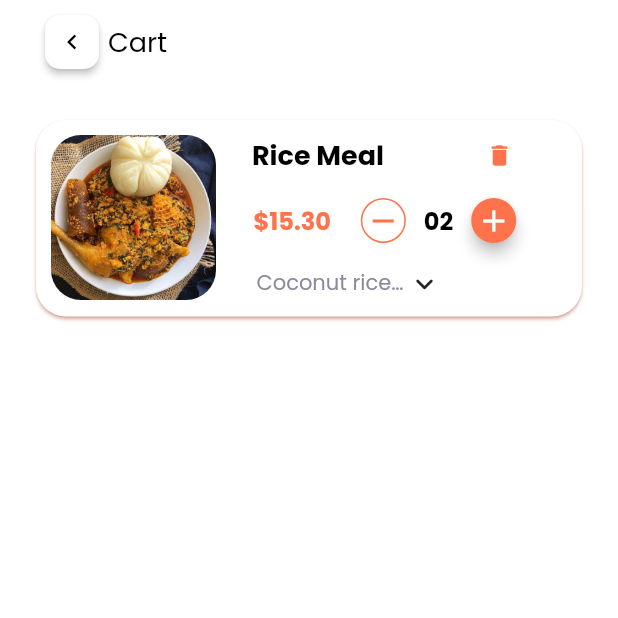
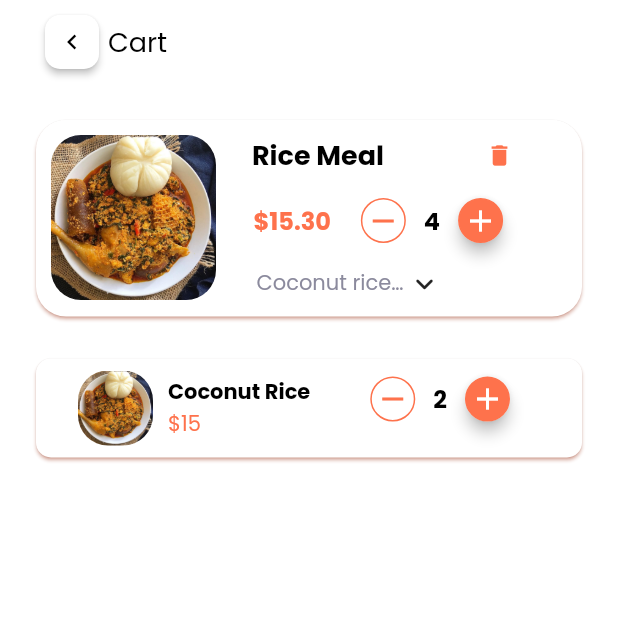
Before and after one commit to thenaijadev/ven3, a Flutter app: the CartScreen screen opened by its route, on a phone screen of 412 x 824 dp, the top half of it. Run offline on Flutter 3.47's test engine with Material 2 defaults, Android fonts, the phone set to English and light mode, and no system bars; our stand-ins replace bloc, dartz, dio, equatable, flutter_bloc, flutter_spinkit and 3 more; missing offline and left inert: flutter_appauth; accounts and stored records are empty.

Commit message:
Cart Screen Progress

```diff
--- /dev/null
+++ b/lib/features/cart/presentation/widgets/cart_item_meal.dart
@@ -0,0 +1,115 @@
+import 'package:flutter/material.dart';
+import 'package:the_food_hub_nsk_nig/core/constants/app_colors.dart';
+import 'package:the_food_hub_nsk_nig/core/widgets/text_widget.dart';
+import 'package:the_food_hub_nsk_nig/features/cart/presentation/widgets/quantity_row.dart';
+
+class CartItemMeal extends StatefulWidget {
+  const CartItemMeal(
+      {super.key, required this.onShowDetails, required this.onDelete});
+  final VoidCallback onShowDetails;
+  final VoidCallback onDelete;
+
+  @override
+  State<CartItemMeal> createState() => _CartItemMealState();
+}
+
+class _CartItemMealState extends State<CartItemMeal> {
+  @override
+  Widget build(BuildContext context) {
+    return Padding(
+      padding: const EdgeInsets.all(20.0),
+      child: GestureDetector(
+        onTap: widget.onShowDetails,
+        child: Card(
+          shadowColor: AppColors.orange,
+          shape:
+              RoundedRectangleBorder(borderRadius: BorderRadius.circular(20)),
+          color: Colors.white,
+          child: Padding(
+            padding: const EdgeInsets.all(10.0),
+            child: Row(
+              crossAxisAlignment: CrossAxisAlignment.start,
+              children: [
+                Container(
+                  height: 110,
+                  width: 110,
+                  decoration: BoxDecoration(
+                    borderRadius: BorderRadius.circular(20),
+                    image: const DecorationImage(
+                        image: AssetImage("assets/images/swallow.jpg"),
+                        fit: BoxFit.cover),
+                  ),
+                ),
+                Column(
+                  crossAxisAlignment: CrossAxisAlignment.start,
+                  children: [
+                    SizedBox(
+                      width: 210,
+                      child: Row(
+                        mainAxisAlignment: MainAxisAlignment.spaceAround,
+                        children: [
+                          const Padding(
+                            padding: EdgeInsets.only(left: 12.0),
+                            child: TextWidget(
+                              text: "Rice Meal",
+                              fontSize: 18,
+                              fontWeight: FontWeight.bold,
+                            ),
+                          ),
+                          const SizedBox(
+                            width: 20,
+                          ),
+                          GestureDetector(
+                            onTap: widget.onDelete,
+                            child: const Icon(
+                              Icons.delete,
+                              color: AppColors.orange,
+                              size: 18,
+                            ),
+                          )
+                        ],
+                      ),
+                    ),
+                    Container(
+                        padding: const EdgeInsets.only(
+                            left: 25, top: 15, bottom: 15),
+                        child: Row(
+                          children: [
+                            const TextWidget(
+                              text: "\$15.30",
+                              color: AppColors.orange,
+                              fontWeight: FontWeight.bold,
+                            ),
+                            const SizedBox(
+                              width: 20,
+                            ),
+                            QuantityRow(
+                                onIncrease: () {}, onReduce: () {}, quantity: 4)
+                          ],
+                        )),
+                    const Padding(
+                      padding: EdgeInsets.only(left: 27.0),
+                      child: Row(
+                        children: [
+                          SizedBox(
+                              width: 100,
+                              child: TextWidget(
+                                overflow: TextOverflow.ellipsis,
+                                fontSize: 14,
+                                text: "Coconut rice, Fried Chiken, Coke,",
+                                color: AppColors.detailsGrey,
+                              )),
+                          Icon(Icons.keyboard_arrow_down_rounded)
+                        ],
+                      ),
+                    )
+                  ],
+                )
+              ],
+            ),
+          ),
+        ),
+      ),
+    );
+  }
+}
--- a/lib/features/cart/presentation/widgets/cart_item_widget.dart
+++ b/lib/features/cart/presentation/widgets/cart_item_widget.dart
@@ -1,7 +1,6 @@
 import 'package:flutter/material.dart';
-import 'package:the_food_hub_nsk_nig/core/constants/app_colors.dart';
-import 'package:the_food_hub_nsk_nig/core/widgets/text_widget.dart';
-import 'package:the_food_hub_nsk_nig/features/cart/presentation/widgets/quantity_button.dart';
+import 'package:the_food_hub_nsk_nig/features/cart/presentation/widgets/cart_item_meal.dart';
+import 'package:the_food_hub_nsk_nig/features/cart/presentation/widgets/meal_details.dart';
 
 class CartItemWidget extends StatefulWidget {
   const CartItemWidget({
@@ -16,122 +15,17 @@ class CartItemWidget extends StatefulWidget {
 
 class _CartItemWidgetState extends State<CartItemWidget> {
   bool showDetails = false;
+
   @override
   Widget build(BuildContext context) {
-    return Padding(
-      padding: const EdgeInsets.all(20.0),
-      child: GestureDetector(
-        onTap: () {
-          setState(() {
-            showDetails = true;
-          });
-        },
-        child: Card(
-          shadowColor: AppColors.orange,
-          shape:
-              RoundedRectangleBorder(borderRadius: BorderRadius.circular(20)),
-          color: Colors.white,
-          child: Padding(
-            padding: const EdgeInsets.all(10.0),
-            child: Row(
-              crossAxisAlignment: CrossAxisAlignment.start,
-              children: [
-                Container(
-                  height: 110,
-                  width: 110,
-                  decoration: BoxDecoration(
-                    borderRadius: BorderRadius.circular(20),
-                    image: const DecorationImage(
-                        image: AssetImage("assets/images/swallow.jpg"),
-                        fit: BoxFit.cover),
-                  ),
-                ),
-                Column(
-                  crossAxisAlignment: CrossAxisAlignment.start,
-                  children: [
-                    SizedBox(
-                      width: 210,
-                      child: Row(
-                        mainAxisAlignment: MainAxisAlignment.spaceAround,
-                        children: [
-                          const Padding(
-                            padding: EdgeInsets.only(left: 12.0),
-                            child: TextWidget(
-                              text: "Rice Meal",
-                              fontSize: 18,
-                              fontWeight: FontWeight.bold,
-                            ),
-                          ),
-                          const SizedBox(
-                            width: 20,
-                          ),
-                          GestureDetector(
-                            onTap: widget.onDelete,
-                            child: const Icon(
-                              Icons.delete,
-                              color: AppColors.orange,
-                              size: 18,
-                            ),
-                          )
-                        ],
-                      ),
-                    ),
-                    Container(
-                        padding: const EdgeInsets.only(
-                            left: 25, top: 15, bottom: 15),
-                        child: Row(
-                          children: [
-                            const TextWidget(
-                              text: "\$15.30",
-                              color: AppColors.orange,
-                              fontWeight: FontWeight.bold,
-                            ),
-                            const SizedBox(
-                              width: 20,
-                            ),
-                            QuantityButton(
-                              onTap: () {},
-                              isMinus: true,
-                            ),
-                            const SizedBox(
-                              width: 12,
-                            ),
-                            const TextWidget(
-                              text: "02",
-                              fontWeight: FontWeight.bold,
-                            ),
-                            const SizedBox(
-                              width: 12,
-                            ),
-                            QuantityButton(
-                              onTap: () {},
-                              isMinus: false,
-                            )
-                          ],
-                        )),
-                    const Padding(
-                      padding: EdgeInsets.only(left: 27.0),
-                      child: Row(
-                        children: [
-                          SizedBox(
-                              width: 100,
-                              child: TextWidget(
-                                overflow: TextOverflow.ellipsis,
-                                fontSize: 14,
-                                text: "Coconut rice, Fried Chiken, Coke,",
-                                color: AppColors.detailsGrey,
-                              )),
-                          Icon(Icons.keyboard_arrow_down_rounded)
-                        ],
-                      ),
-                    )
-                  ],
-                )
-              ],
-            ),
-          ),
+    return Column(
+      children: [
+        CartItemMeal(
+          onShowDetails: () {},
+          onDelete: widget.onDelete,
         ),
-      ),
+        const MealDetails()
+      ],
     );
   }
 }
--- /dev/null
+++ b/lib/features/cart/presentation/widgets/meal_details.dart
@@ -0,0 +1,13 @@
+import 'package:flutter/material.dart';
+import 'package:the_food_hub_nsk_nig/features/cart/presentation/widgets/meal_item.dart';
+
+class MealDetails extends StatelessWidget {
+  const MealDetails({super.key});
+
+  @override
+  Widget build(BuildContext context) {
+    return const Column(
+      children: [MealItem()],
+    );
+  }
+}
--- /dev/null
+++ b/lib/features/cart/presentation/widgets/meal_item.dart
@@ -0,0 +1,69 @@
+import 'package:flutter/material.dart';
+import 'package:the_food_hub_nsk_nig/core/constants/app_colors.dart';
+import 'package:the_food_hub_nsk_nig/core/widgets/text_widget.dart';
+import 'package:the_food_hub_nsk_nig/features/cart/presentation/widgets/quantity_row.dart';
+
+class MealItem extends StatelessWidget {
+  const MealItem({super.key});
+
+  @override
+  Widget build(BuildContext context) {
+    return Padding(
+      padding: const EdgeInsets.symmetric(horizontal: 20.0),
+      child: Card(
+        shadowColor: AppColors.orange,
+        shape: RoundedRectangleBorder(
+          borderRadius: BorderRadius.circular(10),
+        ),
+        child: Padding(
+          padding: const EdgeInsets.all(8.0),
+          child: Row(
+            children: [
+              Container(
+                margin: const EdgeInsets.only(left: 20),
+                height: 50,
+                width: 50,
+                decoration: BoxDecoration(
+                  borderRadius: BorderRadius.circular(20),
+                  image: const DecorationImage(
+                      image: AssetImage("assets/images/swallow.jpg"),
+                      fit: BoxFit.cover),
+                ),
+              ),
+              Padding(
+                padding: const EdgeInsets.only(left: 10.0),
+                child: Row(
+                  crossAxisAlignment: CrossAxisAlignment.start,
+                  children: [
+                    const Column(
+                      crossAxisAlignment: CrossAxisAlignment.start,
+                      children: [
+                        TextWidget(
+                          text: "Coconut Rice",
+                          fontSize: 14,
+                          fontWeight: FontWeight.bold,
+                        ),
+                        TextWidget(
+                          text: "\$15",
+                          fontSize: 14,
+                          color: AppColors.orange,
+                        ),
+                        SizedBox(
+                          width: 20,
+                        )
+                      ],
+                    ),
+                    const SizedBox(
+                      width: 40,
+                    ),
+                    QuantityRow(onReduce: () {}, onIncrease: () {}, quantity: 2)
+                  ],
+                ),
+              )
+            ],
+          ),
+        ),
+      ),
+    );
+  }
+}
--- /dev/null
+++ b/lib/features/cart/presentation/widgets/quantity_row.dart
@@ -0,0 +1,40 @@
+import 'package:flutter/material.dart';
+import 'package:the_food_hub_nsk_nig/core/widgets/text_widget.dart';
+import 'package:the_food_hub_nsk_nig/features/cart/presentation/widgets/quantity_button.dart';
+
+class QuantityRow extends StatelessWidget {
+  const QuantityRow(
+      {super.key,
+      required this.onReduce,
+      required this.onIncrease,
+      required this.quantity});
+  final VoidCallback onReduce;
+  final VoidCallback onIncrease;
+  final int quantity;
+
+  @override
+  Widget build(BuildContext context) {
+    return Row(
+      children: [
+        QuantityButton(
+          onTap: onReduce,
+          isMinus: true,
+        ),
+        const SizedBox(
+          width: 12,
+        ),
+        TextWidget(
+          text: "$quantity",
+          fontWeight: FontWeight.bold,
+        ),
+        const SizedBox(
+          width: 12,
+        ),
+        QuantityButton(
+          onTap: onIncrease,
+          isMinus: false,
+        )
+      ],
+    );
+  }
+}
```
